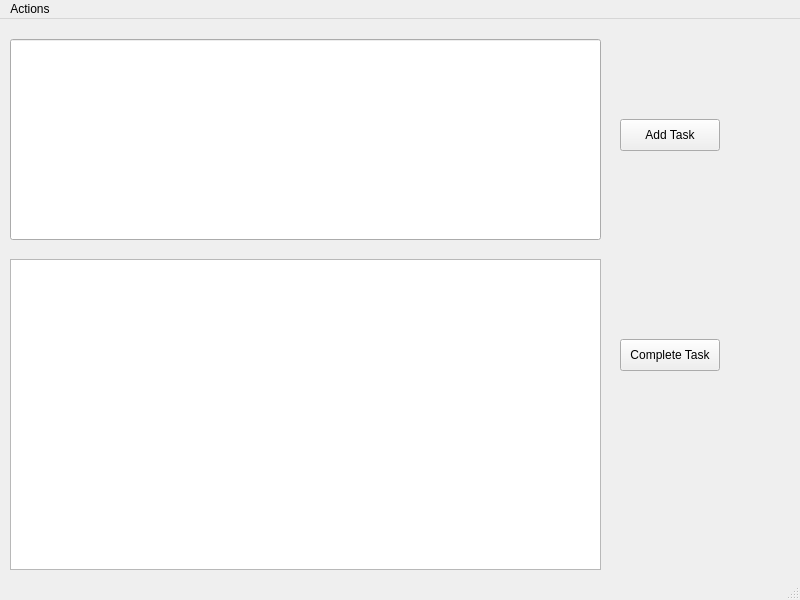
The window that to_do_list_QT/mainwindow.ui (ysattar02/to_do_list_QT) describes before a commit, drawn with Qt 5.
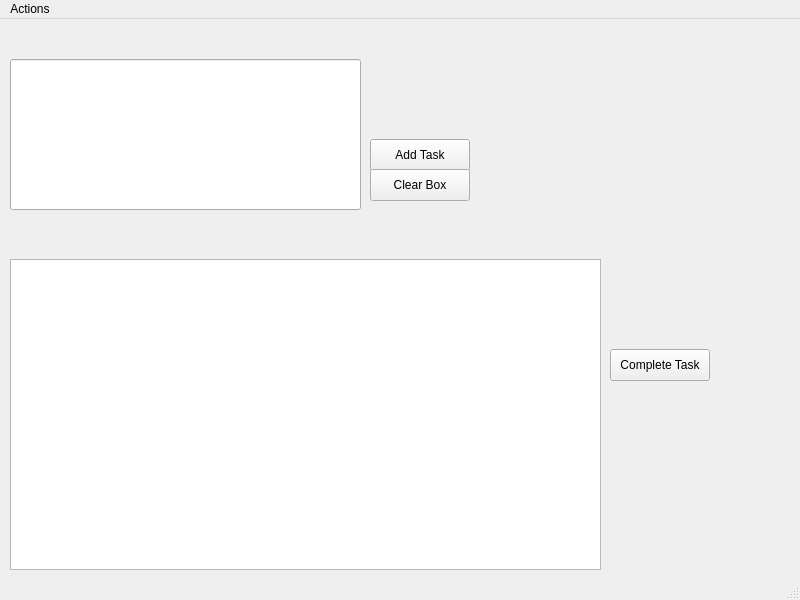
The same window after the commit.

Patch:
```diff
--- a/to_do_list_QT/mainwindow.ui
+++ b/to_do_list_QT/mainwindow.ui
@@ -28,17 +28,17 @@
     <property name="geometry">
      <rect>
       <x>10</x>
-      <y>20</y>
-      <width>591</width>
-      <height>201</height>
+      <y>40</y>
+      <width>351</width>
+      <height>151</height>
      </rect>
     </property>
    </widget>
    <widget class="QPushButton" name="addTaskButton">
     <property name="geometry">
      <rect>
-      <x>620</x>
-      <y>100</y>
+      <x>370</x>
+      <y>120</y>
       <width>100</width>
       <height>32</height>
      </rect>
@@ -50,8 +50,8 @@
    <widget class="QPushButton" name="completeTaskButton">
     <property name="geometry">
      <rect>
-      <x>620</x>
-      <y>320</y>
+      <x>610</x>
+      <y>330</y>
       <width>100</width>
       <height>32</height>
      </rect>
@@ -60,6 +60,19 @@
      <string>Complete Task</string>
     </property>
    </widget>
+   <widget class="QPushButton" name="cleatTaskEntryButton">
+    <property name="geometry">
+     <rect>
+      <x>370</x>
+      <y>150</y>
+      <width>100</width>
+      <height>32</height>
+     </rect>
+    </property>
+    <property name="text">
+     <string>Clear Box</string>
+    </property>
+   </widget>
   </widget>
   <widget class="QMenuBar" name="menubar">
    <property name="geometry">
```
